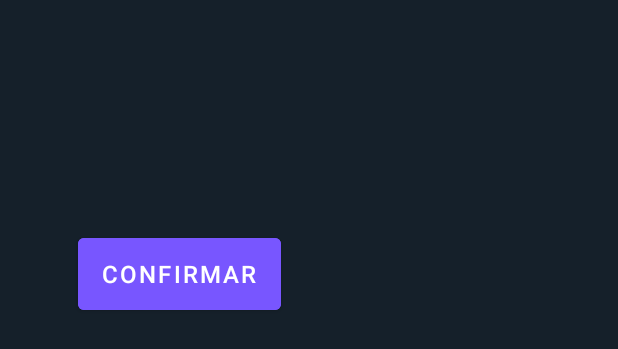
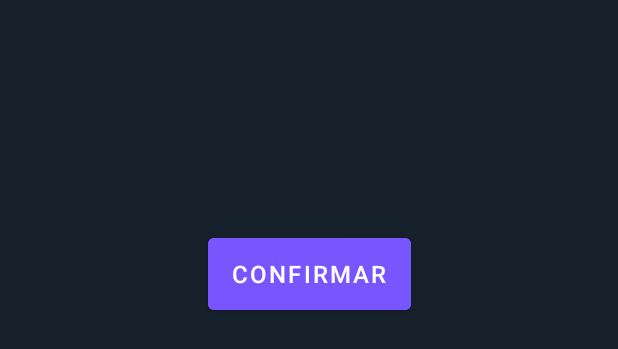
Before and after one commit to daniel-herlop/CiberCafe, an Android app: the layout confirmar_reserva.xml on its own in the app's theme, with its tools: preview values and no code run, on a phone screen of 412 x 824 dp. Shown: the top 349 px of the screen. Run offline under Robolectric (Android 15) with nearby library versions, the phone set to English and light mode, and no system bars.

Commit message:
V1.06 Layout cambiado

```diff
--- a/app/src/main/res/layout/confirmar_reserva.xml
+++ b/app/src/main/res/layout/confirmar_reserva.xml
@@ -8,11 +8,12 @@
 
     <TextView
         android:id="@+id/datos"
-        android:layout_width="329dp"
+        android:layout_width="250dp"
         android:layout_height="wrap_content"
-        android:layout_marginStart="52dp"
+        android:layout_marginStart="80dp"
         android:layout_marginTop="100dp"
         android:lineSpacingExtra="12sp"
+        android:textAlignment="center"
         android:textColor="@color/primary_text"
         android:textSize="18dp"
         app:layout_constraintStart_toStartOf="parent"
@@ -27,6 +28,7 @@
         android:onClick="confirmar"
         android:text="@string/confirmar"
         android:textSize="16sp"
-        app:layout_constraintStart_toStartOf="@+id/datos"
+        app:layout_constraintEnd_toEndOf="parent"
+        app:layout_constraintStart_toStartOf="parent"
         app:layout_constraintTop_toBottomOf="@+id/datos" />
 </androidx.constraintlayout.widget.ConstraintLayout>
```
